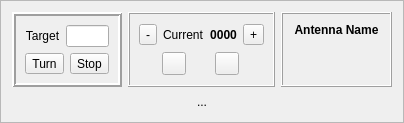
Above: mqt/MqtLogger/rotcontrolframe.ui from zsteva/backup-minos2 before the change. Below: the same form after it.
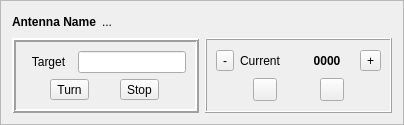
That is the form after the change.

```diff
--- a/mqt/MqtLogger/rotcontrolframe.ui
+++ b/mqt/MqtLogger/rotcontrolframe.ui
@@ -21,7 +21,48 @@
   </property>
   <layout class="QVBoxLayout" name="verticalLayout_3">
    <item>
-    <layout class="QHBoxLayout" name="horizontalLayout_6">
+    <layout class="QHBoxLayout" name="horizontalLayout_7">
+     <item>
+      <widget class="QLabel" name="antennaName">
+       <property name="font">
+        <font>
+         <weight>75</weight>
+         <bold>true</bold>
+        </font>
+       </property>
+       <property name="text">
+        <string>Antenna Name</string>
+       </property>
+       <property name="alignment">
+        <set>Qt::AlignLeading|Qt::AlignLeft|Qt::AlignVCenter</set>
+       </property>
+      </widget>
+     </item>
+     <item>
+      <widget class="QLabel" name="rotatorState">
+       <property name="text">
+        <string>...</string>
+       </property>
+       <property name="alignment">
+        <set>Qt::AlignLeading|Qt::AlignLeft|Qt::AlignVCenter</set>
+       </property>
+      </widget>
+     </item>
+     <item>
+      <spacer name="horizontalSpacer">
+       <property name="orientation">
+        <enum>Qt::Horizontal</enum>
+       </property>
+       <property name="sizeHint" stdset="0">
+        <size>
+         <width>40</width>
+         <height>20</height>
+        </size>
+       </property>
+      </spacer>
+     </item>
+    </layout>
+   </item>
      <item>
       <layout class="QHBoxLayout" name="horizontalLayout_5">
        <item>
@@ -195,46 +236,6 @@
         </widget>
        </item>
       </layout>
-     </item>
-     <item>
-      <widget class="QFrame" name="frame_3">
-       <property name="frameShape">
-        <enum>QFrame::Box</enum>
-       </property>
-       <property name="frameShadow">
-        <enum>QFrame::Raised</enum>
-       </property>
-       <layout class="QVBoxLayout" name="verticalLayout_4">
-        <item>
-         <widget class="QLabel" name="antennaName">
-          <property name="font">
-           <font>
-            <weight>75</weight>
-            <bold>true</bold>
-           </font>
-          </property>
-          <property name="text">
-           <string>Antenna Name</string>
-          </property>
-          <property name="alignment">
-           <set>Qt::AlignHCenter|Qt::AlignTop</set>
-          </property>
-         </widget>
-        </item>
-       </layout>
-      </widget>
-     </item>
-    </layout>
-   </item>
-   <item>
-    <widget class="QLabel" name="rotatorState">
-     <property name="text">
-      <string>...</string>
-     </property>
-     <property name="alignment">
-      <set>Qt::AlignCenter</set>
-     </property>
-    </widget>
    </item>
   </layout>
  </widget>
```
Lines whose indentation alone changed are shown as unchanged.
